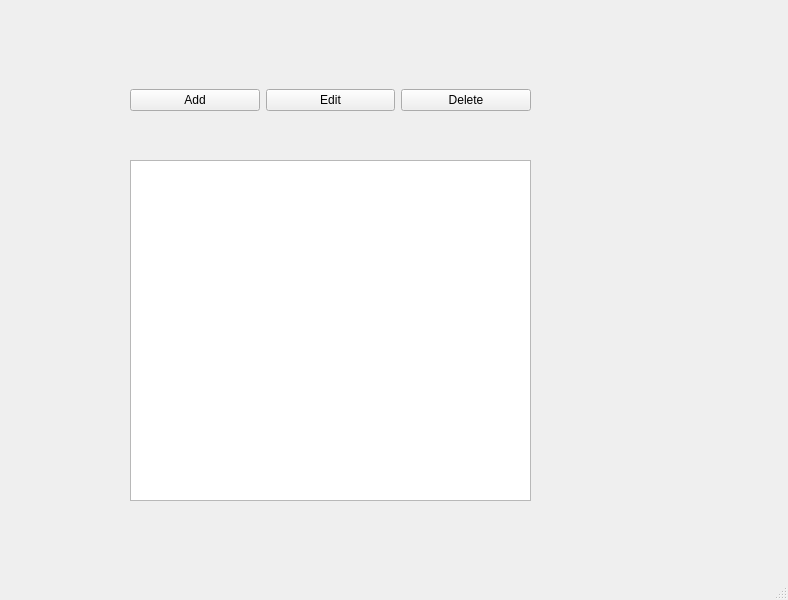
pinkypea/MINDX---App_Producer_Intensive, file Lesson_8/list-widget.ui: the form before one commit.
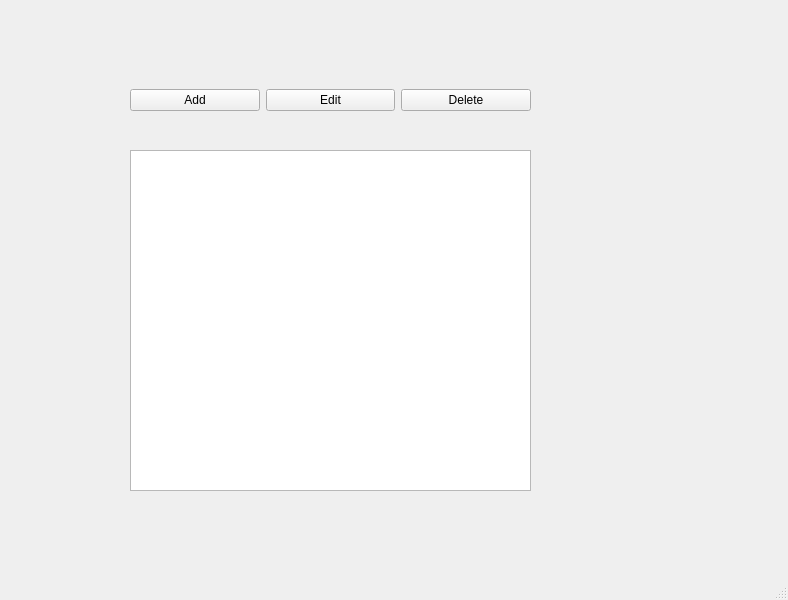
The form after the commit.

Patch:
```diff
--- a/Lesson_8/list-widget.ui
+++ b/Lesson_8/list-widget.ui
@@ -18,7 +18,7 @@
     <property name="geometry">
      <rect>
       <x>130</x>
-      <y>160</y>
+      <y>150</y>
       <width>401</width>
       <height>341</height>
      </rect>
```
